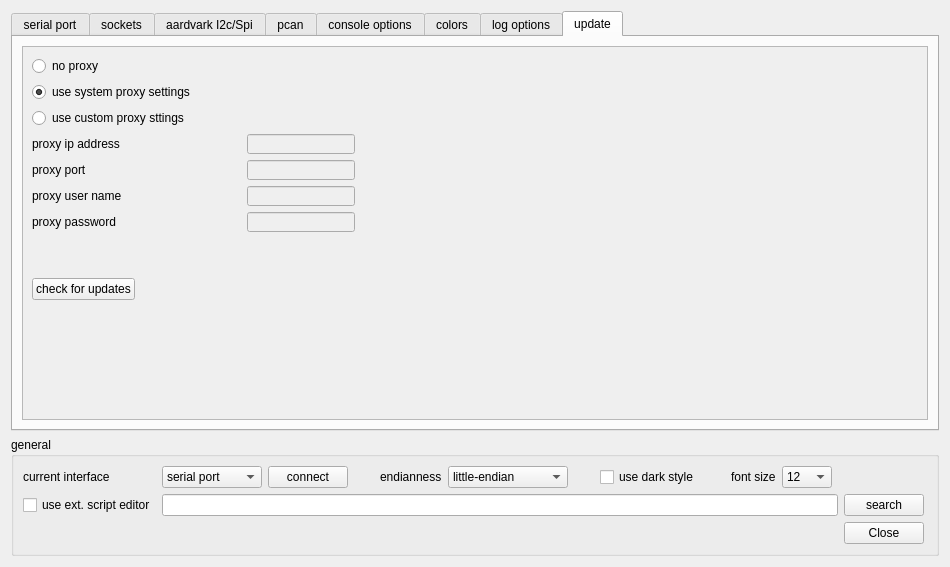
First picture: the form in ScriptCommunicator/settingsdialog.ui, repository szieke/ScriptCommunicator_serial-terminal, before the edit.
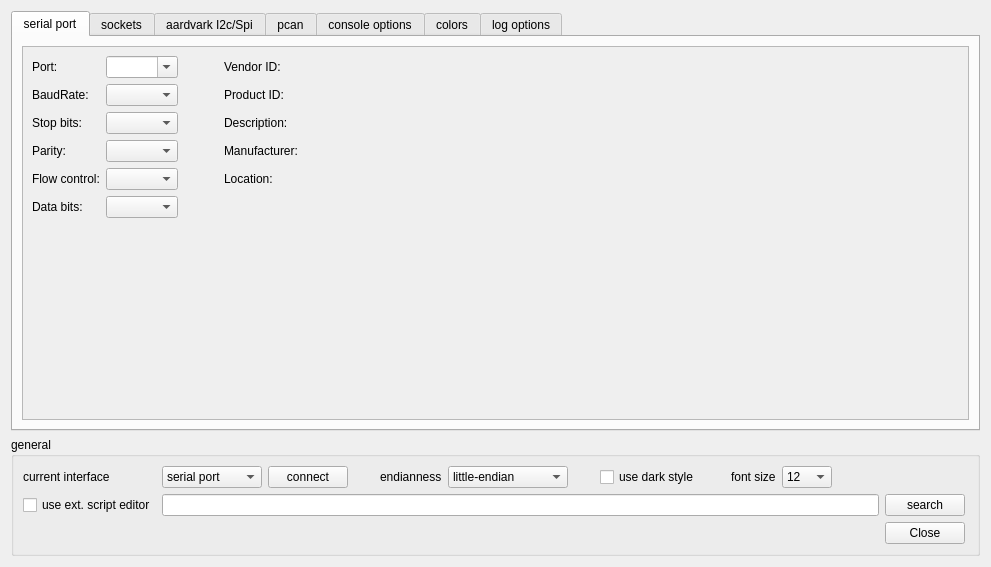
Second picture: the form after the edit. The open tabs and pages were chosen to show the change. Icons and pictures are not drawn. Custom widgets are drawn as their Qt base class.

Commit message: check for updates removed

The edit to the form file:
```diff
--- a/ScriptCommunicator/settingsdialog.ui
+++ b/ScriptCommunicator/settingsdialog.ui
@@ -6,7 +6,7 @@
    <rect>
     <x>0</x>
     <y>0</y>
-    <width>927</width>
+    <width>991</width>
     <height>567</height>
    </rect>
   </property>
@@ -62,8 +62,8 @@
            <rect>
             <x>0</x>
             <y>0</y>
-            <width>885</width>
-            <height>377</height>
+            <width>947</width>
+            <height>362</height>
            </rect>
           </property>
           <layout class="QHBoxLayout" name="horizontalLayout_2" stretch="0">
@@ -3922,324 +3922,6 @@
        </item>
       </layout>
      </widget>
-     <widget class="QWidget" name="updateTab">
-      <attribute name="title">
-       <string>update</string>
-      </attribute>
-      <layout class="QVBoxLayout" name="verticalLayout_13">
-       <item>
-        <widget class="QScrollArea" name="scrollArea_8">
-         <property name="widgetResizable">
-          <bool>true</bool>
-         </property>
-         <widget class="QWidget" name="scrollAreaWidgetContents_8">
-          <property name="geometry">
-           <rect>
-            <x>0</x>
-            <y>0</y>
-            <width>885</width>
-            <height>377</height>
-           </rect>
-          </property>
-          <layout class="QGridLayout" name="gridLayout_10">
-           <item row="10" column="0">
-            <spacer name="verticalSpacer_19">
-             <property name="orientation">
-              <enum>Qt::Vertical</enum>
-             </property>
-             <property name="sizeHint" stdset="0">
-              <size>
-               <width>17</width>
-               <height>174</height>
-              </size>
-             </property>
-            </spacer>
-           </item>
-           <item row="1" column="3">
-            <spacer name="horizontalSpacer_4">
-             <property name="orientation">
-              <enum>Qt::Horizontal</enum>
-             </property>
-             <property name="sizeType">
-              <enum>QSizePolicy::Fixed</enum>
-             </property>
-             <property name="sizeHint" stdset="0">
-              <size>
-               <width>40</width>
-               <height>20</height>
-              </size>
-             </property>
-            </spacer>
-           </item>
-           <item row="2" column="0">
-            <widget class="QRadioButton" name="updateUseSpecificProxy">
-             <property name="sizePolicy">
-              <sizepolicy hsizetype="Minimum" vsizetype="Minimum">
-               <horstretch>0</horstretch>
-               <verstretch>0</verstretch>
-              </sizepolicy>
-             </property>
-             <property name="maximumSize">
-              <size>
-               <width>16777215</width>
-               <height>16777215</height>
-              </size>
-             </property>
-             <property name="text">
-              <string>use custom proxy sttings</string>
-             </property>
-            </widget>
-           </item>
-           <item row="3" column="2">
-            <widget class="QLineEdit" name="updateProxyAddress">
-             <property name="enabled">
-              <bool>false</bool>
-             </property>
-             <property name="sizePolicy">
-              <sizepolicy hsizetype="Minimum" vsizetype="Preferred">
-               <horstretch>0</horstretch>
-               <verstretch>0</verstretch>
-              </sizepolicy>
-             </property>
-             <property name="minimumSize">
-              <size>
-               <width>0</width>
-               <height>20</height>
-              </size>
-             </property>
-             <property name="maximumSize">
-              <size>
-               <width>16777215</width>
-               <height>16777215</height>
-              </size>
-             </property>
-            </widget>
-           </item>
-           <item row="1" column="0">
-            <widget class="QRadioButton" name="updateUseSystemProxy">
-             <property name="sizePolicy">
-              <sizepolicy hsizetype="Minimum" vsizetype="Minimum">
-               <horstretch>0</horstretch>
-               <verstretch>0</verstretch>
-              </sizepolicy>
-             </property>
-             <property name="maximumSize">
-              <size>
-               <width>16777215</width>
-               <height>16777215</height>
-              </size>
-             </property>
-             <property name="text">
-              <string>use system proxy settings</string>
-             </property>
-             <property name="checked">
-              <bool>true</bool>
-             </property>
-            </widget>
-           </item>
-           <item row="4" column="2">
-            <widget class="QLineEdit" name="updateProxyPort">
-             <property name="enabled">
-              <bool>false</bool>
-             </property>
-             <property name="sizePolicy">
-              <sizepolicy hsizetype="Minimum" vsizetype="Preferred">
-               <horstretch>0</horstretch>
-               <verstretch>0</verstretch>
-              </sizepolicy>
-             </property>
-             <property name="minimumSize">
-              <size>
-               <width>0</width>
-               <height>20</height>
-              </size>
-             </property>
-             <property name="maximumSize">
-              <size>
-               <width>16777215</width>
-               <height>16777215</height>
-              </size>
-             </property>
-            </widget>
-           </item>
-           <item row="7" column="0">
-            <widget class="QLabel" name="label_88">
-             <property name="text">
-              <string>proxy password</string>
-             </property>
-            </widget>
-           </item>
-           <item row="1" column="4">
-            <spacer name="horizontalSpacer_18">
-             <property name="orientation">
-              <enum>Qt::Horizontal</enum>
-             </property>
-             <property name="sizeHint" stdset="0">
-              <size>
-               <width>321</width>
-               <height>17</height>
-              </size>
-             </property>
-            </spacer>
-           </item>
-           <item row="7" column="2">
-            <widget class="QLineEdit" name="updateProxyPassword">
-             <property name="enabled">
-              <bool>false</bool>
-             </property>
-             <property name="sizePolicy">
-              <sizepolicy hsizetype="Minimum" vsizetype="Preferred">
-               <horstretch>0</horstretch>
-               <verstretch>0</verstretch>
-              </sizepolicy>
-             </property>
-             <property name="minimumSize">
-              <size>
-               <width>0</width>
-               <height>20</height>
-              </size>
-             </property>
-             <property name="maximumSize">
-              <size>
-               <width>16777215</width>
-               <height>16777215</height>
-              </size>
-             </property>
-             <property name="echoMode">
-              <enum>QLineEdit::Password</enum>
-             </property>
-            </widget>
-           </item>
-           <item row="9" column="0" colspan="2">
-            <layout class="QHBoxLayout" name="horizontalLayout">
-             <item>
-              <widget class="QPushButton" name="checkForUpdates">
-               <property name="sizePolicy">
-                <sizepolicy hsizetype="Minimum" vsizetype="Preferred">
-                 <horstretch>0</horstretch>
-                 <verstretch>0</verstretch>
-                </sizepolicy>
-               </property>
-               <property name="text">
-                <string>check for updates</string>
-               </property>
-              </widget>
-             </item>
-             <item>
-              <spacer name="horizontalSpacer_10">
-               <property name="orientation">
-                <enum>Qt::Horizontal</enum>
-               </property>
-               <property name="sizeHint" stdset="0">
-                <size>
-                 <width>40</width>
-                 <height>20</height>
-                </size>
-               </property>
-              </spacer>
-             </item>
-            </layout>
-           </item>
-           <item row="3" column="1">
-            <spacer name="horizontalSpacer_9">
-             <property name="orientation">
-              <enum>Qt::Horizontal</enum>
-             </property>
-             <property name="sizeType">
-              <enum>QSizePolicy::Fixed</enum>
-             </property>
-             <property name="sizeHint" stdset="0">
-              <size>
-               <width>40</width>
-               <height>20</height>
-              </size>
-             </property>
-            </spacer>
-           </item>
-           <item row="4" column="0">
-            <widget class="QLabel" name="label_86">
-             <property name="text">
-              <string>proxy port</string>
-             </property>
-            </widget>
-           </item>
-           <item row="0" column="0">
-            <widget class="QRadioButton" name="updateNoProxy">
-             <property name="maximumSize">
-              <size>
-               <width>16777215</width>
-               <height>16777215</height>
-              </size>
-             </property>
-             <property name="text">
-              <string>no proxy</string>
-             </property>
-             <property name="checked">
-              <bool>false</bool>
-             </property>
-            </widget>
-           </item>
-           <item row="3" column="0">
-            <widget class="QLabel" name="label_85">
-             <property name="text">
-              <string>proxy ip address</string>
-             </property>
-            </widget>
-           </item>
-           <item row="8" column="0">
-            <spacer name="verticalSpacer_4">
-             <property name="orientation">
-              <enum>Qt::Vertical</enum>
-             </property>
-             <property name="sizeType">
-              <enum>QSizePolicy::Fixed</enum>
-             </property>
-             <property name="sizeHint" stdset="0">
-              <size>
-               <width>20</width>
-               <height>40</height>
-              </size>
-             </property>
-            </spacer>
-           </item>
-           <item row="6" column="2">
-            <widget class="QLineEdit" name="updateProxyUserName">
-             <property name="enabled">
-              <bool>false</bool>
-             </property>
-             <property name="sizePolicy">
-              <sizepolicy hsizetype="Minimum" vsizetype="Preferred">
-               <horstretch>0</horstretch>
-               <verstretch>0</verstretch>
-              </sizepolicy>
-             </property>
-             <property name="minimumSize">
-              <size>
-               <width>0</width>
-               <height>20</height>
-              </size>
-             </property>
-             <property name="maximumSize">
-              <size>
-               <width>16777215</width>
-               <height>16777215</height>
-              </size>
-             </property>
-            </widget>
-           </item>
-           <item row="6" column="0">
-            <widget class="QLabel" name="label_87">
-             <property name="text">
-              <string>proxy user name</string>
-             </property>
-            </widget>
-           </item>
-          </layout>
-         </widget>
-        </widget>
-       </item>
-      </layout>
-     </widget>
     </widget>
    </item>
    <item>
```
Left out of the diff: 24 changed lines with no effect on the pictures. The commit also changes 5 other files.
